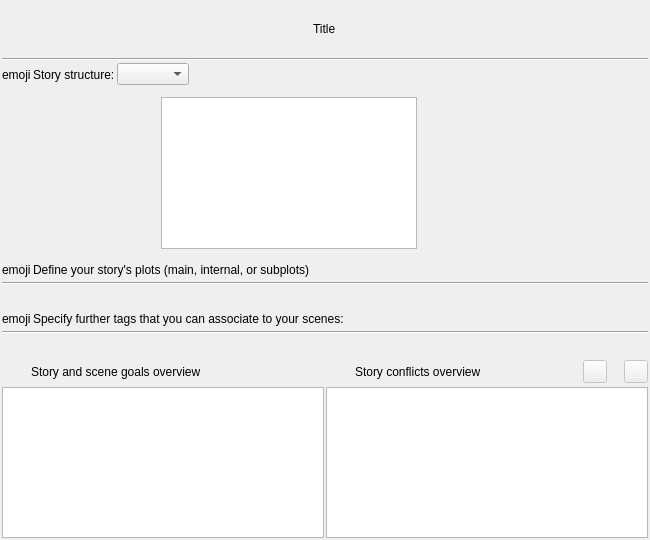
Old version of the form ui/novel_view.ui in the repository zkovari/plotlyst.
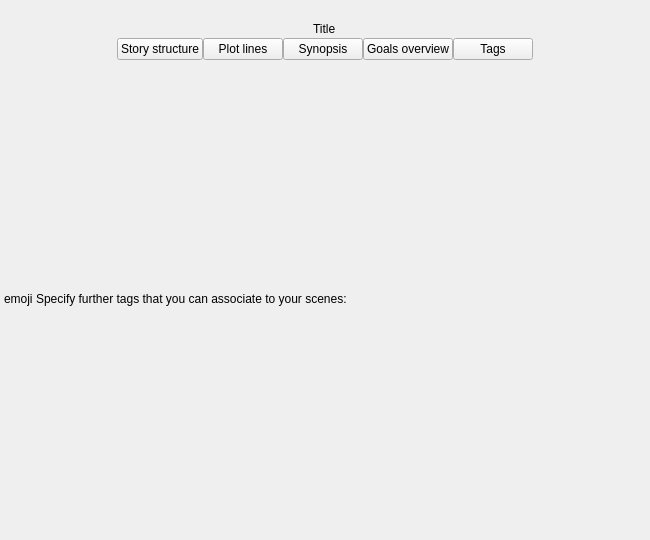
New version of the form. The open tabs and pages were chosen to show the change. Custom widgets are drawn as their Qt base class.

Commit message: Renovate novel view

Patch:
```diff
--- a/ui/novel_view.ui
+++ b/ui/novel_view.ui
@@ -43,8 +43,24 @@
     </spacer>
    </item>
    <item>
-    <layout class="QHBoxLayout" name="horizontalLayout_2">
-     <item alignment="Qt::AlignHCenter|Qt::AlignTop">
+    <widget class="QWidget" name="wdgTitle" native="true">
+     <layout class="QHBoxLayout" name="horizontalLayout_10">
+      <property name="spacing">
+       <number>0</number>
+      </property>
+      <property name="leftMargin">
+       <number>0</number>
+      </property>
+      <property name="topMargin">
+       <number>0</number>
+      </property>
+      <property name="rightMargin">
+       <number>0</number>
+      </property>
+      <property name="bottomMargin">
+       <number>0</number>
+      </property>
+      <item alignment="Qt::AlignHCenter">
       <widget class="QLabel" name="lblTitle">
        <property name="styleSheet">
         <string notr="true">font: 22pt &quot;Sans Serif&quot;;</string>
@@ -55,7 +71,16 @@
       </widget>
      </item>
     </layout>
+    </widget>
    </item>
+   <item>
+    <layout class="QHBoxLayout" name="horizontalLayout_2"/>
+   </item>
+   <item>
+    <layout class="QHBoxLayout" name="horizontalLayout_11">
+     <property name="spacing">
+      <number>0</number>
+     </property>
    <item>
     <spacer name="horizontalSpacer_4">
      <property name="orientation">
@@ -70,125 +95,174 @@
     </spacer>
    </item>
    <item>
-    <widget class="Line" name="line_2">
-     <property name="orientation">
-      <enum>Qt::Horizontal</enum>
-     </property>
+      <widget class="QPushButton" name="btnStructure">
+       <property name="sizePolicy">
+        <sizepolicy hsizetype="Maximum" vsizetype="Fixed">
+         <horstretch>0</horstretch>
+         <verstretch>0</verstretch>
+        </sizepolicy>
+       </property>
+       <property name="cursor">
+        <cursorShape>PointingHandCursor</cursorShape>
+       </property>
+       <property name="text">
+        <string>Story structure</string>
+       </property>
+       <property name="checkable">
+        <bool>true</bool>
+       </property>
+       <property name="base" stdset="0">
+        <bool>false</bool>
+       </property>
+       <attribute name="buttonGroup">
+        <string notr="true">buttonGroup</string>
+       </attribute>
     </widget>
    </item>
    <item>
-    <layout class="QHBoxLayout" name="horizontalLayout">
-     <item>
-      <widget class="QLabel" name="lblStoryStructureEmoji">
+      <widget class="QPushButton" name="btnPlot">
+       <property name="sizePolicy">
+        <sizepolicy hsizetype="Maximum" vsizetype="Fixed">
+         <horstretch>0</horstretch>
+         <verstretch>0</verstretch>
+        </sizepolicy>
+       </property>
+       <property name="cursor">
+        <cursorShape>PointingHandCursor</cursorShape>
+       </property>
        <property name="text">
-        <string>emoji</string>
+        <string>Plot lines</string>
        </property>
+       <property name="checkable">
+        <bool>true</bool>
+       </property>
+       <property name="base" stdset="0">
+        <bool>false</bool>
+       </property>
+       <attribute name="buttonGroup">
+        <string notr="true">buttonGroup</string>
+       </attribute>
       </widget>
      </item>
      <item>
-      <widget class="QLabel" name="label">
+      <widget class="QPushButton" name="btnSynopsis">
+       <property name="sizePolicy">
+        <sizepolicy hsizetype="Maximum" vsizetype="Fixed">
+         <horstretch>0</horstretch>
+         <verstretch>0</verstretch>
+        </sizepolicy>
+       </property>
+       <property name="cursor">
+        <cursorShape>PointingHandCursor</cursorShape>
+       </property>
        <property name="text">
-        <string>Story structure:</string>
+        <string>Synopsis</string>
        </property>
+       <property name="checkable">
+        <bool>true</bool>
+       </property>
+       <property name="base" stdset="0">
+        <bool>false</bool>
+       </property>
+       <attribute name="buttonGroup">
+        <string notr="true">buttonGroup</string>
+       </attribute>
       </widget>
      </item>
      <item>
-      <widget class="QComboBox" name="cbStoryStructure"/>
-     </item>
-     <item>
-      <spacer name="horizontalSpacer_2">
-       <property name="orientation">
-        <enum>Qt::Horizontal</enum>
+      <widget class="QPushButton" name="btnGoals">
+       <property name="sizePolicy">
+        <sizepolicy hsizetype="Maximum" vsizetype="Fixed">
+         <horstretch>0</horstretch>
+         <verstretch>0</verstretch>
+        </sizepolicy>
        </property>
-       <property name="sizeHint" stdset="0">
-        <size>
-         <width>40</width>
-         <height>20</height>
-        </size>
+       <property name="cursor">
+        <cursorShape>PointingHandCursor</cursorShape>
        </property>
-      </spacer>
+       <property name="text">
+        <string>Goals overview</string>
+       </property>
+       <property name="checkable">
+        <bool>true</bool>
+       </property>
+       <property name="base" stdset="0">
+        <bool>false</bool>
+       </property>
+       <attribute name="buttonGroup">
+        <string notr="true">buttonGroup</string>
+       </attribute>
+      </widget>
      </item>
      <item>
-      <widget class="QToolButton" name="btnStoryStructureInfo">
-       <property name="maximumSize">
-        <size>
-         <width>16777215</width>
-         <height>16777215</height>
-        </size>
+      <widget class="QPushButton" name="btnTags">
+       <property name="sizePolicy">
+        <sizepolicy hsizetype="Maximum" vsizetype="Fixed">
+         <horstretch>0</horstretch>
+         <verstretch>0</verstretch>
+        </sizepolicy>
        </property>
        <property name="cursor">
         <cursorShape>PointingHandCursor</cursorShape>
        </property>
-       <property name="styleSheet">
-        <string notr="true">border: 0px;</string>
-       </property>
        <property name="text">
-        <string/>
+        <string>Tags</string>
        </property>
-       <property name="iconSize">
-        <size>
-         <width>20</width>
-         <height>20</height>
-        </size>
-       </property>
        <property name="checkable">
         <bool>true</bool>
        </property>
-       <property name="popupMode">
-        <enum>QToolButton::InstantPopup</enum>
+       <property name="base" stdset="0">
+        <bool>false</bool>
        </property>
-       <property name="toolButtonStyle">
-        <enum>Qt::ToolButtonTextBesideIcon</enum>
-       </property>
-       <property name="arrowType">
-        <enum>Qt::NoArrow</enum>
-       </property>
+       <attribute name="buttonGroup">
+        <string notr="true">buttonGroup</string>
+       </attribute>
       </widget>
      </item>
-    </layout>
-   </item>
    <item>
-    <layout class="QHBoxLayout" name="horizontalLayout_4">
-     <item>
-      <spacer name="horizontalSpacer_6">
+      <spacer name="horizontalSpacer_11">
        <property name="orientation">
         <enum>Qt::Horizontal</enum>
        </property>
-       <property name="sizeType">
-        <enum>QSizePolicy::Preferred</enum>
-       </property>
        <property name="sizeHint" stdset="0">
         <size>
-         <width>150</width>
+         <width>40</width>
          <height>20</height>
         </size>
        </property>
       </spacer>
      </item>
-     <item>
-      <widget class="QWidget" name="wdgStoryStructureInfo" native="true">
-       <layout class="QHBoxLayout" name="horizontalLayout_5">
-        <item>
-         <widget class="QTextBrowser" name="textStoryStructureInfo"/>
-        </item>
-       </layout>
-      </widget>
+    </layout>
      </item>
      <item>
-      <spacer name="horizontalSpacer_7">
-       <property name="orientation">
-        <enum>Qt::Horizontal</enum>
-       </property>
-       <property name="sizeHint" stdset="0">
-        <size>
-         <width>40</width>
-         <height>20</height>
-        </size>
+    <widget class="QStackedWidget" name="stackedWidget">
+     <property name="currentIndex">
+      <number>0</number>
+     </property>
+     <widget class="QWidget" name="pageStructure">
+      <layout class="QVBoxLayout" name="verticalLayout_4">
+       <property name="spacing">
+        <number>3</number>
        </property>
-      </spacer>
-     </item>
-    </layout>
-   </item>
+       <property name="leftMargin">
+        <number>2</number>
+       </property>
+       <property name="topMargin">
+        <number>2</number>
+       </property>
+       <property name="rightMargin">
+        <number>2</number>
+       </property>
+       <property name="bottomMargin">
+        <number>2</number>
+       </property>
+       <item>
+        <widget class="StoryStructureEditor" name="wdgStructure" native="true"/>
+       </item>
+      </layout>
+     </widget>
+     <widget class="QWidget" name="pagePlot">
+      <layout class="QVBoxLayout" name="verticalLayout_2">
    <item>
     <layout class="QHBoxLayout" name="horizontalLayout_6">
      <item alignment="Qt::AlignLeft">
@@ -226,13 +300,6 @@
      </item>
     </layout>
    </item>
-   <item>
-    <widget class="Line" name="line">
-     <property name="orientation">
-      <enum>Qt::Horizontal</enum>
-     </property>
-    </widget>
-   </item>
    <item>
     <widget class="ItemsEditorWidget" name="wdgDramaticQuestions" native="true">
      <property name="sizePolicy">
@@ -243,90 +310,30 @@
      </property>
     </widget>
    </item>
-   <item>
-    <spacer name="horizontalSpacer_3">
-     <property name="orientation">
-      <enum>Qt::Horizontal</enum>
-     </property>
-     <property name="sizeHint" stdset="0">
-      <size>
-       <width>40</width>
-       <height>20</height>
-      </size>
-     </property>
-    </spacer>
-   </item>
-   <item>
-    <layout class="QHBoxLayout" name="horizontalLayout_7">
-     <item alignment="Qt::AlignLeft">
-      <widget class="QLabel" name="lblTagEmoji">
-       <property name="text">
-        <string>emoji</string>
-       </property>
-      </widget>
-     </item>
-     <item>
-      <widget class="QLabel" name="lblTagsDescription">
-       <property name="text">
-        <string>Specify further tags that you can associate to your scenes:</string>
-       </property>
-       <property name="wordWrap">
-        <bool>false</bool>
-       </property>
-      </widget>
-     </item>
-     <item>
-      <spacer name="horizontalSpacer_9">
-       <property name="orientation">
-        <enum>Qt::Horizontal</enum>
-       </property>
-       <property name="sizeType">
-        <enum>QSizePolicy::MinimumExpanding</enum>
-       </property>
-       <property name="sizeHint" stdset="0">
-        <size>
-         <width>40</width>
-         <height>20</height>
-        </size>
-       </property>
-      </spacer>
-     </item>
-    </layout>
-   </item>
-   <item>
-    <widget class="Line" name="line_3">
-     <property name="orientation">
-      <enum>Qt::Horizontal</enum>
-     </property>
-    </widget>
-   </item>
-   <item>
-    <widget class="QWidget" name="wdgTagsContainer" native="true">
-     <property name="sizePolicy">
-      <sizepolicy hsizetype="Preferred" vsizetype="Maximum">
-       <horstretch>0</horstretch>
-       <verstretch>0</verstretch>
-      </sizepolicy>
-     </property>
-    </widget>
-   </item>
-   <item>
-    <spacer name="horizontalSpacer_5">
-     <property name="orientation">
-      <enum>Qt::Horizontal</enum>
-     </property>
-     <property name="sizeHint" stdset="0">
-      <size>
-       <width>40</width>
-       <height>20</height>
-      </size>
-     </property>
-    </spacer>
-   </item>
+      </layout>
+     </widget>
+     <widget class="QWidget" name="pageSynopsis"/>
+     <widget class="QWidget" name="pageGoals">
+      <layout class="QVBoxLayout" name="verticalLayout_7">
+       <property name="spacing">
+        <number>3</number>
+       </property>
+       <property name="leftMargin">
+        <number>2</number>
+       </property>
+       <property name="topMargin">
+        <number>2</number>
+       </property>
+       <property name="rightMargin">
+        <number>2</number>
+       </property>
+       <property name="bottomMargin">
+        <number>2</number>
+       </property>
    <item>
     <layout class="QHBoxLayout" name="horizontalLayout_3">
      <item>
-      <layout class="QVBoxLayout" name="verticalLayout">
+          <layout class="QVBoxLayout" name="verticalLayout_5">
        <item>
         <layout class="QHBoxLayout" name="horizontalLayout_8">
          <item>
@@ -360,7 +367,7 @@
       </layout>
      </item>
      <item>
-      <layout class="QVBoxLayout" name="verticalLayout_2">
+          <layout class="QVBoxLayout" name="verticalLayout_6">
        <item>
         <layout class="QHBoxLayout" name="horizontalLayout_9">
          <item>
@@ -459,18 +466,75 @@
      </item>
     </layout>
    </item>
+      </layout>
+     </widget>
+     <widget class="QWidget" name="pageTags">
+      <layout class="QVBoxLayout" name="verticalLayout">
+       <property name="spacing">
+        <number>3</number>
+       </property>
+       <property name="leftMargin">
+        <number>2</number>
+       </property>
+       <property name="topMargin">
+        <number>2</number>
+       </property>
+       <property name="rightMargin">
+        <number>2</number>
+       </property>
+       <property name="bottomMargin">
+        <number>2</number>
+       </property>
    <item>
-    <spacer name="verticalSpacer">
+        <layout class="QHBoxLayout" name="horizontalLayout_7">
+         <item alignment="Qt::AlignLeft">
+          <widget class="QLabel" name="lblTagEmoji">
+           <property name="text">
+            <string>emoji</string>
+           </property>
+          </widget>
+         </item>
+         <item>
+          <widget class="QLabel" name="lblTagsDescription">
+           <property name="text">
+            <string>Specify further tags that you can associate to your scenes:</string>
+           </property>
+           <property name="wordWrap">
+            <bool>false</bool>
+           </property>
+          </widget>
+         </item>
+         <item>
+          <spacer name="horizontalSpacer_9">
      <property name="orientation">
-      <enum>Qt::Vertical</enum>
+            <enum>Qt::Horizontal</enum>
+           </property>
+           <property name="sizeType">
+            <enum>QSizePolicy::MinimumExpanding</enum>
      </property>
      <property name="sizeHint" stdset="0">
       <size>
-       <width>20</width>
-       <height>40</height>
+             <width>40</width>
+             <height>20</height>
       </size>
      </property>
     </spacer>
+         </item>
+        </layout>
+       </item>
+       <item>
+        <widget class="QWidget" name="wdgTagsContainer" native="true">
+         <property name="sizePolicy">
+          <sizepolicy hsizetype="Preferred" vsizetype="Maximum">
+           <horstretch>0</horstretch>
+           <verstretch>0</verstretch>
+          </sizepolicy>
+         </property>
+        </widget>
+       </item>
+      </layout>
+     </widget>
+    </widget>
    </item>
   </layout>
  </widget>
@@ -481,6 +545,12 @@
    <header>src.main.python.plotlyst.view.widget.items_editor</header>
    <container>1</container>
   </customwidget>
+  <customwidget>
+   <class>StoryStructureEditor</class>
+   <extends>QWidget</extends>
+   <header>src.main.python.plotlyst.view.widget.novel</header>
+   <container>1</container>
+  </customwidget>
  </customwidgets>
  <resources/>
  <connections/>
```
Left out of the diff: 3 changed lines with no effect on the pictures. Lines whose indentation alone changed are shown as unchanged. The commit also changes 8 other files.
